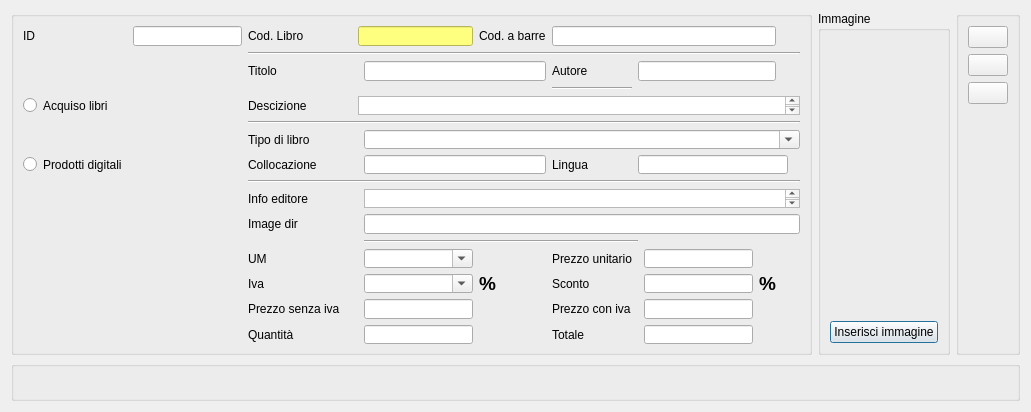
The window that lylibrary/ui/fatt_acq_art.ui (kratos83/LyLibrary) describes before a commit, drawn with Qt 5.
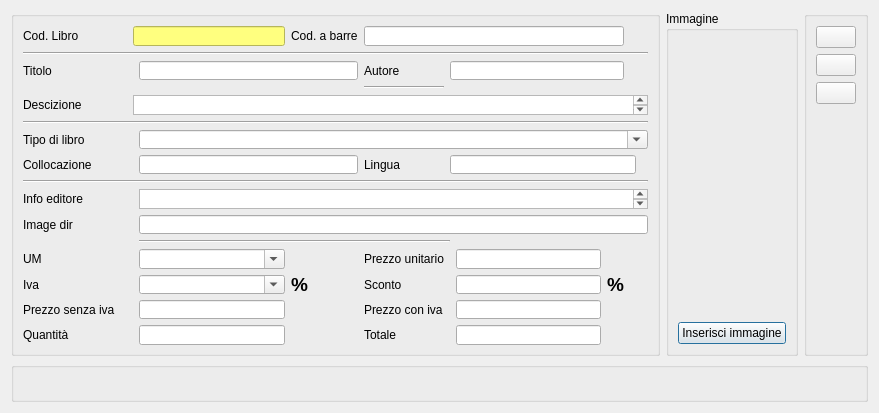
The same window after the commit. Icons and pictures are not drawn.

What changed in the file:
```diff
--- a/lylibrary/ui/fatt_acq_art.ui
+++ b/lylibrary/ui/fatt_acq_art.ui
@@ -6,8 +6,8 @@
    <rect>
     <x>0</x>
     <y>0</y>
-    <width>1031</width>
-    <height>412</height>
+    <width>879</width>
+    <height>413</height>
    </rect>
   </property>
   <property name="windowTitle">
@@ -59,7 +59,7 @@
       <string notr="true"/>
      </property>
      <layout class="QGridLayout" name="gridLayout_2">
-      <item row="0" column="5" colspan="2">
+      <item row="0" column="3" colspan="2">
        <widget class="QLineEdit" name="cod_art">
         <property name="sizePolicy">
          <sizepolicy hsizetype="Expanding" vsizetype="Minimum">
@@ -72,14 +72,14 @@
         </property>
        </widget>
       </item>
-      <item row="17" column="6">
+      <item row="17" column="4">
        <widget class="QComboBox" name="comboBox">
         <property name="editable">
          <bool>true</bool>
         </property>
        </widget>
       </item>
-      <item row="19" column="10">
+      <item row="19" column="8">
        <widget class="QLineEdit" name="totale">
         <property name="sizePolicy">
          <sizepolicy hsizetype="Expanding" vsizetype="Minimum">
@@ -89,14 +89,14 @@
         </property>
        </widget>
       </item>
-      <item row="8" column="2" colspan="14">
+      <item row="8" column="0" colspan="14">
        <widget class="Line" name="line_5">
         <property name="orientation">
          <enum>Qt::Horizontal</enum>
         </property>
        </widget>
       </item>
-      <item row="19" column="6">
+      <item row="19" column="4">
        <widget class="QLineEdit" name="quant">
         <property name="sizePolicy">
          <sizepolicy hsizetype="Expanding" vsizetype="Minimum">
@@ -106,55 +106,75 @@
         </property>
        </widget>
       </item>
-      <item row="18" column="8">
+      <item row="18" column="6">
        <widget class="QLabel" name="label_8">
         <property name="text">
          <string>Prezzo con iva</string>
         </property>
        </widget>
       </item>
-      <item row="19" column="2">
+      <item row="10" column="7" colspan="5">
+       <widget class="QLineEdit" name="lingua"/>
+      </item>
+      <item row="19" column="0">
        <widget class="QLabel" name="label_7">
         <property name="text">
          <string>Quantità</string>
         </property>
        </widget>
       </item>
-      <item row="18" column="2">
+      <item row="18" column="0">
        <widget class="QLabel" name="label_5">
         <property name="text">
          <string>Prezzo senza iva</string>
         </property>
        </widget>
       </item>
-      <item row="10" column="9" colspan="5">
-       <widget class="QLineEdit" name="lingua"/>
+      <item row="10" column="4" colspan="2">
+       <widget class="QLineEdit" name="scaffale"/>
       </item>
-      <item row="17" column="8">
+      <item row="17" column="6">
        <widget class="QLabel" name="label_10">
         <property name="text">
          <string>Sconto</string>
         </property>
        </widget>
       </item>
-      <item row="10" column="6" colspan="2">
-       <widget class="QLineEdit" name="scaffale"/>
-      </item>
-      <item row="2" column="2" colspan="14">
+      <item row="2" column="0" colspan="14">
        <widget class="Line" name="line_3">
         <property name="orientation">
          <enum>Qt::Horizontal</enum>
         </property>
        </widget>
       </item>
-      <item row="0" column="0">
-       <widget class="QLabel" name="id_fatt_lab">
+      <item row="18" column="8">
+       <widget class="QLineEdit" name="p_c_iva">
+        <property name="sizePolicy">
+         <sizepolicy hsizetype="Expanding" vsizetype="Minimum">
+          <horstretch>0</horstretch>
+          <verstretch>0</verstretch>
+         </sizepolicy>
+        </property>
+       </widget>
+      </item>
+      <item row="13" column="4" colspan="10">
+       <widget class="QTextEdit" name="textEdit">
+        <property name="sizePolicy">
+         <sizepolicy hsizetype="Expanding" vsizetype="Preferred">
+          <horstretch>0</horstretch>
+          <verstretch>0</verstretch>
+         </sizepolicy>
+        </property>
+       </widget>
+      </item>
+      <item row="17" column="0">
+       <widget class="QLabel" name="label_4">
         <property name="text">
-         <string>ID</string>
+         <string>Iva</string>
         </property>
        </widget>
       </item>
-      <item row="0" column="2" colspan="2">
+      <item row="0" column="0" colspan="2">
        <widget class="QLabel" name="label_13">
         <property name="font">
          <font>
@@ -169,59 +189,35 @@
         </property>
        </widget>
       </item>
-      <item row="17" column="2">
-       <widget class="QLabel" name="label_4">
-        <property name="text">
-         <string>Iva</string>
-        </property>
-       </widget>
-      </item>
-      <item row="13" column="6" colspan="10">
-       <widget class="QTextEdit" name="textEdit">
-        <property name="sizePolicy">
-         <sizepolicy hsizetype="Expanding" vsizetype="Preferred">
-          <horstretch>0</horstretch>
-          <verstretch>0</verstretch>
-         </sizepolicy>
-        </property>
-       </widget>
-      </item>
-      <item row="5" column="2" colspan="2">
+      <item row="5" column="0" colspan="2">
        <widget class="QLabel" name="label_15">
         <property name="text">
          <string>Descizione</string>
         </property>
        </widget>
       </item>
-      <item row="13" column="2" colspan="4">
+      <item row="13" column="0" colspan="4">
        <widget class="QLabel" name="label_16">
         <property name="text">
          <string>Info editore</string>
         </property>
        </widget>
       </item>
-      <item row="10" column="2" colspan="2">
+      <item row="10" column="0" colspan="2">
        <widget class="QLabel" name="label_17">
         <property name="text">
          <string>Collocazione</string>
         </property>
        </widget>
       </item>
-      <item row="9" column="2" colspan="3">
+      <item row="9" column="0" colspan="3">
        <widget class="QLabel" name="label_18">
         <property name="text">
          <string>Tipo di libro</string>
         </property>
        </widget>
       </item>
-      <item row="9" column="6" colspan="10">
-       <widget class="QComboBox" name="comboBox_2">
-        <property name="editable">
-         <bool>true</bool>
-        </property>
-       </widget>
-      </item>
-      <item row="11" column="2" colspan="14">
+      <item row="11" column="0" colspan="14">
        <widget class="Line" name="line_6">
         <property name="sizePolicy">
          <sizepolicy hsizetype="Preferred" vsizetype="Fixed">
@@ -234,7 +230,7 @@
         </property>
        </widget>
       </item>
-      <item row="5" column="5" colspan="11">
+      <item row="5" column="3" colspan="11">
        <widget class="QTextEdit" name="descrizione">
         <property name="sizePolicy">
          <sizepolicy hsizetype="Expanding" vsizetype="Expanding">
@@ -244,49 +240,38 @@
         </property>
        </widget>
       </item>
-      <item row="14" column="2" colspan="2">
+      <item row="9" column="4" colspan="10">
+       <widget class="QComboBox" name="comboBox_2">
+        <property name="editable">
+         <bool>true</bool>
+        </property>
+       </widget>
+      </item>
+      <item row="14" column="0" colspan="2">
        <widget class="QLabel" name="label_20">
         <property name="text">
          <string>Image dir</string>
         </property>
        </widget>
       </item>
-      <item row="14" column="6" colspan="10">
+      <item row="14" column="4" colspan="10">
        <widget class="QLineEdit" name="image_dir"/>
       </item>
-      <item row="0" column="7">
+      <item row="0" column="5">
        <widget class="QLabel" name="barre">
         <property name="text">
          <string>Cod. a barre</string>
         </property>
        </widget>
       </item>
-      <item row="19" column="8">
+      <item row="19" column="6">
        <widget class="QLabel" name="label_6">
         <property name="text">
          <string>Totale</string>
         </property>
        </widget>
       </item>
-      <item row="17" column="7">
-       <widget class="QLabel" name="label_9">
-        <property name="font">
-         <font>
-          <family>Helvetica</family>
-          <pointsize>14</pointsize>
-          <weight>75</weight>
-          <bold>true</bold>
-         </font>
-        </property>
-        <property name="text">
-         <string>%</string>
-        </property>
-       </widget>
-      </item>
-      <item row="0" column="1">
-       <widget class="QLineEdit" name="id_fatt"/>
-      </item>
-      <item row="17" column="11">
+      <item row="17" column="9">
        <widget class="QLabel" name="label_11">
         <property name="font">
          <font>
@@ -301,25 +286,30 @@
         </property>
        </widget>
       </item>
-      <item row="18" column="6">
-       <widget class="QLineEdit" name="p_s_iva">
-        <property name="sizePolicy">
-         <sizepolicy hsizetype="Expanding" vsizetype="Minimum">
-          <horstretch>0</horstretch>
-          <verstretch>0</verstretch>
-         </sizepolicy>
+      <item row="17" column="5">
+       <widget class="QLabel" name="label_9">
+        <property name="font">
+         <font>
+          <family>Helvetica</family>
+          <pointsize>14</pointsize>
+          <weight>75</weight>
+          <bold>true</bold>
+         </font>
+        </property>
+        <property name="text">
+         <string>%</string>
         </property>
        </widget>
       </item>
-      <item row="16" column="2">
+      <item row="16" column="0">
        <widget class="QLabel" name="label_14">
         <property name="text">
          <string>UM</string>
         </property>
        </widget>
       </item>
-      <item row="18" column="10">
-       <widget class="QLineEdit" name="p_c_iva">
+      <item row="18" column="4">
+       <widget class="QLineEdit" name="p_s_iva">
         <property name="sizePolicy">
          <sizepolicy hsizetype="Expanding" vsizetype="Minimum">
           <horstretch>0</horstretch>
@@ -328,7 +318,7 @@
         </property>
        </widget>
       </item>
-      <item row="17" column="10">
+      <item row="17" column="8">
        <widget class="QLineEdit" name="sconto">
         <property name="sizePolicy">
          <sizepolicy hsizetype="Expanding" vsizetype="Minimum">
@@ -338,56 +328,56 @@
         </property>
        </widget>
       </item>
-      <item row="15" column="6" colspan="4">
+      <item row="15" column="4" colspan="4">
        <widget class="Line" name="line_2">
         <property name="orientation">
          <enum>Qt::Horizontal</enum>
         </property>
        </widget>
       </item>
-      <item row="16" column="6">
-       <widget class="QComboBox" name="um">
-        <property name="editable">
-         <bool>true</bool>
-        </property>
-       </widget>
-      </item>
-      <item row="10" column="8">
+      <item row="10" column="6">
        <widget class="QLabel" name="label_21">
         <property name="text">
          <string>Lingua</string>
         </property>
        </widget>
       </item>
-      <item row="4" column="8">
+      <item row="4" column="6">
        <widget class="Line" name="line_4">
         <property name="orientation">
          <enum>Qt::Horizontal</enum>
         </property>
        </widget>
       </item>
-      <item row="3" column="2">
+      <item row="16" column="4">
+       <widget class="QComboBox" name="um">
+        <property name="editable">
+         <bool>true</bool>
+        </property>
+       </widget>
+      </item>
+      <item row="3" column="0">
        <widget class="QLabel" name="label_12">
         <property name="text">
          <string>Titolo</string>
         </property>
        </widget>
       </item>
-      <item row="3" column="8">
+      <item row="3" column="6">
        <widget class="QLabel" name="label_19">
         <property name="text">
          <string>Autore</string>
         </property>
        </widget>
       </item>
-      <item row="0" column="8" colspan="4">
+      <item row="0" column="6" colspan="4">
        <widget class="QLineEdit" name="cod_barre">
         <property name="text">
          <string/>
         </property>
        </widget>
       </item>
-      <item row="3" column="6" colspan="2">
+      <item row="3" column="4" colspan="2">
        <widget class="QLineEdit" name="art_nom">
         <property name="sizePolicy">
          <sizepolicy hsizetype="Expanding" vsizetype="Minimum">
@@ -397,31 +387,17 @@
         </property>
        </widget>
       </item>
-      <item row="3" column="9" colspan="3">
+      <item row="3" column="7" colspan="3">
        <widget class="QLineEdit" name="autore"/>
       </item>
-      <item row="5" column="0">
-       <widget class="QRadioButton" name="f_libri">
-        <property name="text">
-         <string>Acquiso libri</string>
-        </property>
-       </widget>
-      </item>
-      <item row="10" column="0">
-       <widget class="QRadioButton" name="f_prod_dig">
-        <property name="text">
-         <string>Prodotti digitali</string>
-        </property>
-       </widget>
-      </item>
-      <item row="16" column="8">
+      <item row="16" column="6">
        <widget class="QLabel" name="label">
         <property name="text">
          <string>Prezzo unitario</string>
         </property>
        </widget>
       </item>
-      <item row="16" column="10">
+      <item row="16" column="8">
        <widget class="QLineEdit" name="pr_unit"/>
       </item>
      </layout>
```
Left out of the diff: 6 changed lines with no effect on the pictures.
